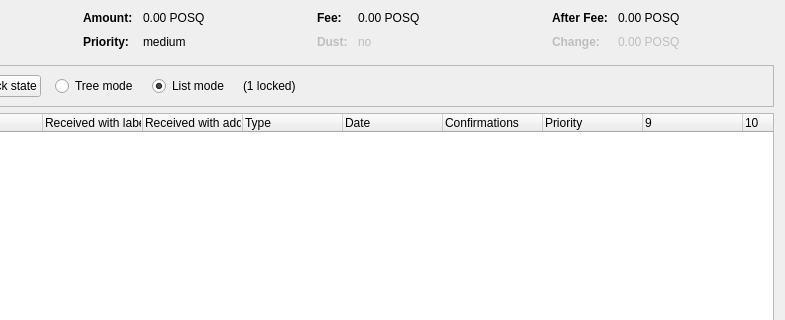
Old version of the form src/qt/forms/coincontroldialog.ui in the repository poseidondev/posq; both pictures show x 169 to 954 and y 0 to 320 of the 954 by 500 pixel window.
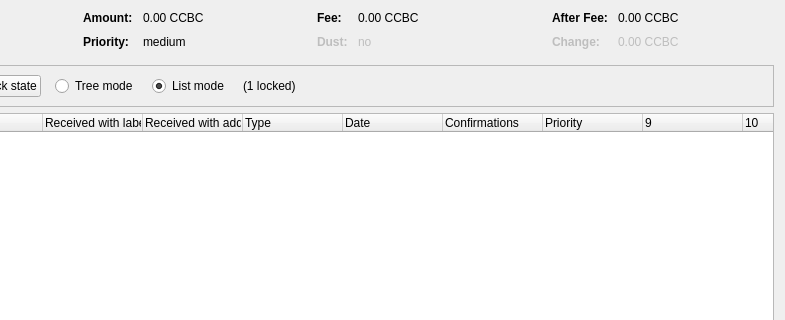
New version of the form. Custom widgets are drawn as their Qt base class.

```diff
--- a/src/qt/forms/coincontroldialog.ui
+++ b/src/qt/forms/coincontroldialog.ui
@@ -132,7 +132,7 @@
           <enum>Qt::ActionsContextMenu</enum>
          </property>
          <property name="text">
-          <string notr="true">0.00 POSQ</string>
+          <string notr="true">0.00 CCBC</string>
          </property>
          <property name="textInteractionFlags">
           <set>Qt::LinksAccessibleByMouse|Qt::TextSelectableByKeyboard|Qt::TextSelectableByMouse</set>
@@ -206,7 +206,7 @@
           <enum>Qt::ActionsContextMenu</enum>
          </property>
          <property name="text">
-          <string notr="true">0.00 POSQ</string>
+          <string notr="true">0.00 CCBC</string>
          </property>
          <property name="textInteractionFlags">
           <set>Qt::LinksAccessibleByMouse|Qt::TextSelectableByKeyboard|Qt::TextSelectableByMouse</set>
@@ -286,7 +286,7 @@
           <enum>Qt::ActionsContextMenu</enum>
          </property>
          <property name="text">
-          <string notr="true">0.00 POSQ</string>
+          <string notr="true">0.00 CCBC</string>
          </property>
          <property name="textInteractionFlags">
           <set>Qt::LinksAccessibleByMouse|Qt::TextSelectableByKeyboard|Qt::TextSelectableByMouse</set>
@@ -321,7 +321,7 @@
           <enum>Qt::ActionsContextMenu</enum>
          </property>
          <property name="text">
-          <string notr="true">0.00 POSQ</string>
+          <string notr="true">0.00 CCBC</string>
          </property>
          <property name="textInteractionFlags">
           <set>Qt::LinksAccessibleByMouse|Qt::TextSelectableByKeyboard|Qt::TextSelectableByMouse</set>
```
